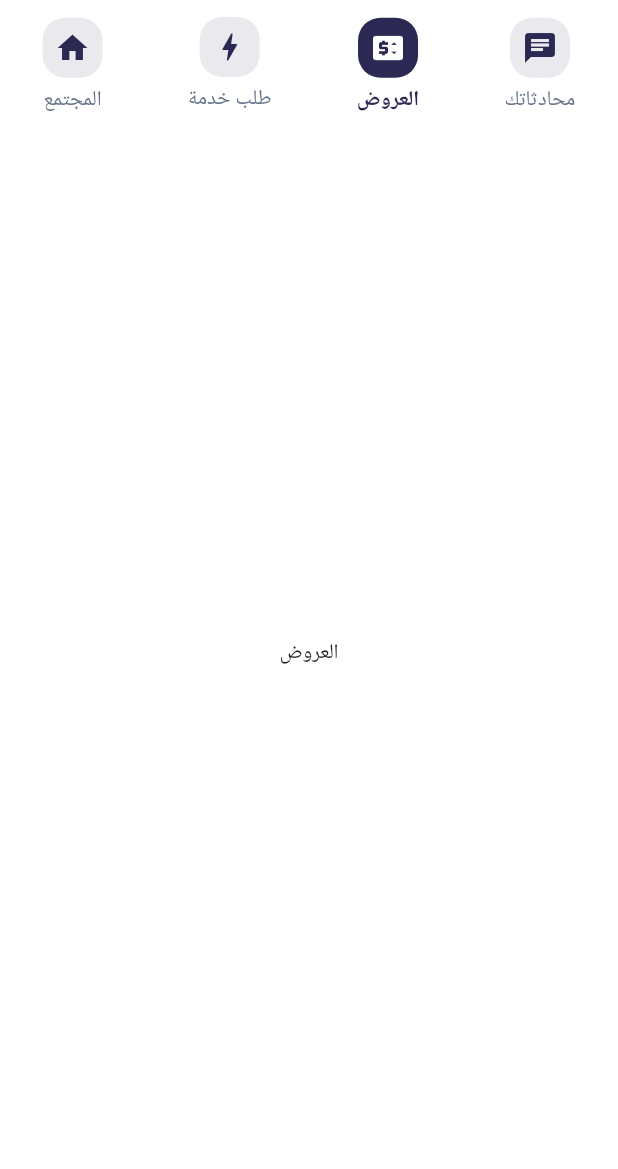
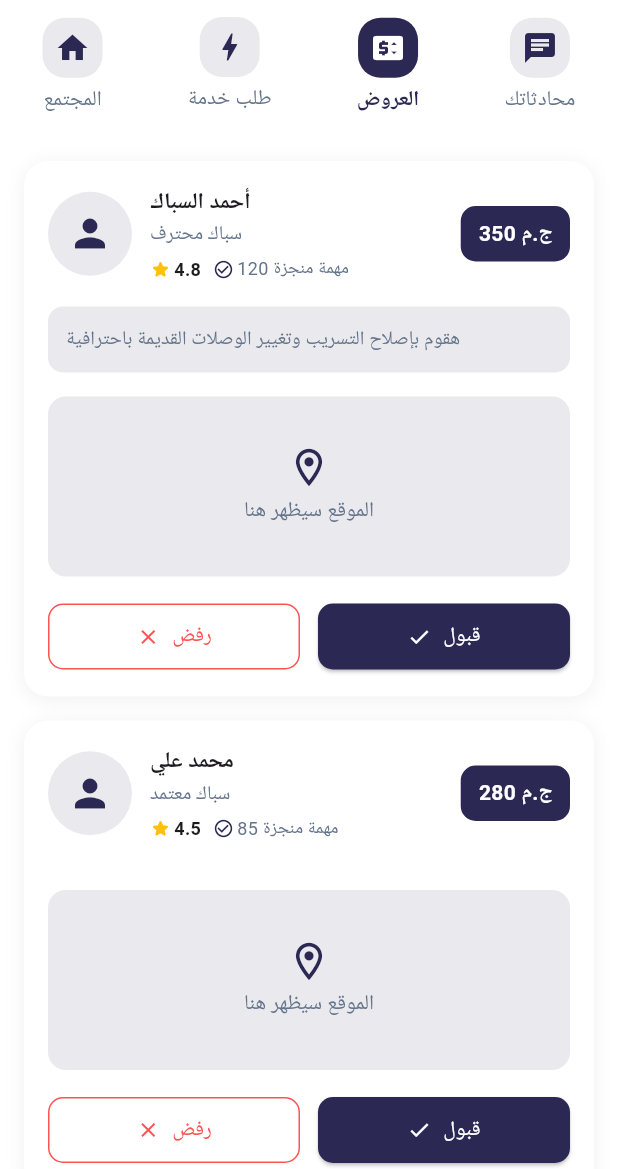
Before and after one commit to ahmedshabana379/herafy, a Flutter app: the HomePage screen opened by its route, swiped to page 3, on a phone screen of 412 x 824 dp, the part 67-1236 px from its top. Run offline on Flutter 3.47's test engine with Material 3 defaults, Android fonts, the light colour scheme and no system bars; our stand-ins replace dio, flutter_bloc, flutter_secure_storage, image_picker, shared_preferences; accounts and stored records are empty; network calls fail.

Commit message:
feat(home): add offers page with offer cards
- add OffersPage with mock data and empty state
- add OfferCard component with provider info and price
- add accept/reject buttons with confirmation dialog
- add optional description section on card
- add rating and completed jobs info
- add location placeholder for future map integration
- refactor OfferCard to separate component

```diff
--- a/lib/features/auth/screens/waiting_approve_page.dart
+++ b/lib/features/auth/screens/waiting_approve_page.dart
@@ -2,6 +2,7 @@ import 'package:flutter/material.dart';
 import 'package:herafy/core/components/info_card_for_waiting_page.dart';
 import 'package:herafy/core/components/stepper.dart';
 import 'package:herafy/core/resourses/app_colors.dart';
+import 'package:herafy/features/auth/screens/login.dart';
 
 class WaitingApprovePage extends StatelessWidget {
   static const String routeName = 'WaitingApprove';
@@ -21,7 +22,7 @@ class WaitingApprovePage extends StatelessWidget {
         elevation: 0,
         scrolledUnderElevation: 0,
         centerTitle: true,
-
+        leading: BackButton(onPressed: ()=>Navigator.pushNamed(context, LoginPage.routeName),),
         title: const Text(
           "حالة الطلب",
           style: TextStyle(
--- a/lib/features/home/screens/PagesView/community_page1.dart
+++ b/lib/features/home/screens/PagesView/community_page1.dart
@@ -3,7 +3,7 @@ import 'package:herafy/features/home/widgets/post_card.dart';
 
 class CommunityPage extends StatelessWidget {
   const CommunityPage({super.key, this.scrollController});
-final ScrollController? scrollController;
+  final ScrollController? scrollController;
   static const List<Map<String, dynamic>> _mockPosts = [
     {
       "isServiceOffer": false,
--- /dev/null
+++ b/lib/features/home/screens/PagesView/offers_page.dart
@@ -0,0 +1,74 @@
+import 'package:flutter/material.dart';
+import 'package:herafy/core/resourses/app_colors.dart';
+import 'package:herafy/features/home/widgets/offer_card.dart';
+
+class OffersPage extends StatelessWidget {
+  const OffersPage({super.key, this.scrollController});
+  final ScrollController? scrollController;
+
+  // mock data مؤقتة
+  static const List<Map<String, dynamic>> _mockOffers = [
+    {
+      "name": "أحمد السباك",
+      "job": "سباك محترف",
+      "price": 350,
+      "description": "هقوم بإصلاح التسريب وتغيير الوصلات القديمة باحترافية",
+      "rating": 4.8,
+      "completedJobs": 120,
+    },
+    {
+      "name": "محمد علي",
+      "job": "سباك معتمد",
+      "price": 280,
+      "description": null,
+      "rating": 4.5,
+      "completedJobs": 85,
+    },
+    {
+      "name": "كريم حسن",
+      "job": "فني صرف صحي",
+      "price": 400,
+      "description": "خبرة 10 سنين في الصرف والمواسير مع ضمان على الشغل",
+      "rating": 4.9,
+      "completedJobs": 200,
+    },
+    {
+      "name": "طارق محمود",
+      "job": "سباك",
+      "price": 200,
+      "description": null,
+      "rating": 4.2,
+      "completedJobs": 45,
+    },
+  ];
+
+  @override
+  Widget build(BuildContext context) {
+    return _mockOffers.isEmpty
+        ? Center(
+            child: Column(
+              mainAxisAlignment: MainAxisAlignment.center,
+              children: [
+                Icon(
+                  Icons.inbox_outlined,
+                  size: 60,
+                  color: Colors.grey.shade300,
+                ),
+                const SizedBox(height: 12),
+                Text(
+                  "مفيش عروض لحد دلوقتي",
+                  style: TextStyle(color: Colors.grey.shade400, fontSize: 16),
+                ),
+              ],
+            ),
+          )
+        : ListView.builder(
+            controller: scrollController,
+            padding: const EdgeInsets.all(16),
+            itemCount: _mockOffers.length,
+            itemBuilder: (context, index) {
+              return OfferCard(offer: _mockOffers[index]);
+            },
+          );
+  }
+}
--- a/lib/features/home/screens/PagesView/quick_request_page.dart
+++ b/lib/features/home/screens/PagesView/quick_request_page.dart
@@ -3,7 +3,8 @@ import 'package:flutter/services.dart';
 import 'package:herafy/core/resourses/app_colors.dart';
 
 class QuickRequestPage extends StatefulWidget {
-  const QuickRequestPage({super.key});
+  const QuickRequestPage({super.key, this.scrollController});
+  final ScrollController? scrollController;
 
   @override
   State<QuickRequestPage> createState() => _QuickRequestPageState();
@@ -61,6 +62,7 @@ class _QuickRequestPageState extends State<QuickRequestPage> {
   @override
   Widget build(BuildContext context) {
     return SingleChildScrollView(
+      controller: widget.scrollController,
       padding: const EdgeInsets.all(16),
       child: Column(
         crossAxisAlignment: CrossAxisAlignment.start,
@@ -126,7 +128,9 @@ class _QuickRequestPageState extends State<QuickRequestPage> {
                           vertical: 12,
                         ),
                         decoration: BoxDecoration(
-                          color: isSelected ? color : color.withValues(alpha: 0.15),
+                          color: isSelected
+                              ? color
+                              : color.withValues(alpha: 0.15),
                           borderRadius: BorderRadius.circular(12),
                           border: Border.all(
                             color: isSelected ? color : Colors.transparent,
@@ -228,8 +232,9 @@ class _QuickRequestPageState extends State<QuickRequestPage> {
               onPressed: selectedService == null ? null : () {},
               style: ElevatedButton.styleFrom(
                 backgroundColor: Color(AppColors.primaryColor),
-                disabledBackgroundColor:
-                    Color(AppColors.primaryColor).withValues(alpha: 0.4),
+                disabledBackgroundColor: Color(
+                  AppColors.primaryColor,
+                ).withValues(alpha: 0.4),
                 padding: const EdgeInsets.symmetric(vertical: 14),
                 shape: RoundedRectangleBorder(
                   borderRadius: BorderRadius.circular(12),
--- a/lib/features/home/screens/home_main.dart
+++ b/lib/features/home/screens/home_main.dart
@@ -1,6 +1,7 @@
 import 'package:flutter/material.dart';
 import 'package:herafy/core/resourses/app_colors.dart';
 import 'package:herafy/features/home/screens/PagesView/community_page1.dart';
+import 'package:herafy/features/home/screens/PagesView/offers_page.dart';
 import 'package:herafy/features/home/screens/PagesView/quick_request_page.dart';
 import 'package:herafy/features/home/widgets/bar_of_tapbar_buttons.dart';
 import 'package:herafy/features/home/widgets/post_type_sheet.dart';
@@ -124,7 +125,7 @@ class _HomePageState extends State<HomePage> {
               children: [
                 CommunityPage(scrollController: _scrollController),
                 QuickRequestPage(),
-                Center(child: Text("العروض")),
+                OffersPage(),
                 Center(child: Text("المحادثات")),
               ],
             ),
--- /dev/null
+++ b/lib/features/home/widgets/offer_card.dart
@@ -0,0 +1,285 @@
+import 'package:flutter/material.dart';
+import 'package:herafy/core/resourses/app_colors.dart';
+
+class OfferCard extends StatelessWidget {
+  const OfferCard({super.key, required this.offer});
+  final Map<String, dynamic> offer;
+
+  @override
+  Widget build(BuildContext context) {
+    return Container(
+      margin: const EdgeInsets.only(bottom: 16),
+      decoration: BoxDecoration(
+        color: Colors.white,
+        borderRadius: BorderRadius.circular(16),
+        boxShadow: [
+          BoxShadow(
+            color: Colors.black.withValues(alpha: 0.06),
+            blurRadius: 10,
+            offset: const Offset(0, 2),
+          ),
+        ],
+      ),
+      child: Column(
+        children: [
+          // هيدر الكارد
+          Padding(
+            padding: const EdgeInsets.all(16),
+            child: Row(
+              children: [
+                // صورة مقدم الخدمة
+                CircleAvatar(
+                  radius: 28,
+                  backgroundColor: Color(AppColors.cardsColor),
+                  child: Icon(
+                    Icons.person,
+                    size: 30,
+                    color: Color(AppColors.primaryColor),
+                  ),
+                ),
+                const SizedBox(width: 12),
+
+                // الاسم والمهنة
+                Expanded(
+                  child: Column(
+                    crossAxisAlignment: CrossAxisAlignment.start,
+                    children: [
+                      Text(
+                        offer["name"],
+                        style: const TextStyle(
+                          fontWeight: FontWeight.bold,
+                          fontSize: 15,
+                        ),
+                      ),
+                      const SizedBox(height: 2),
+                      Text(
+                        offer["job"],
+                        style: TextStyle(
+                          fontSize: 13,
+                          color: Color(AppColors.secondaryColor),
+                        ),
+                      ),
+                      const SizedBox(height: 4),
+                      // الريتينج والشغل المنجز
+                      Row(
+                        children: [
+                          Icon(
+                            Icons.star_rounded,
+                            size: 14,
+                            color: Colors.amber,
+                          ),
+                          const SizedBox(width: 2),
+                          Text(
+                            "${offer["rating"]}",
+                            style: const TextStyle(
+                              fontSize: 12,
+                              fontWeight: FontWeight.bold,
+                            ),
+                          ),
+                          const SizedBox(width: 8),
+                          Icon(
+                            Icons.check_circle_outline,
+                            size: 14,
+                            color: Color(AppColors.primaryColor),
+                          ),
+                          const SizedBox(width: 2),
+                          Text(
+                            "${offer["completedJobs"]} مهمة منجزة",
+                            style: TextStyle(
+                              fontSize: 12,
+                              color: Color(AppColors.secondaryColor),
+                            ),
+                          ),
+                        ],
+                      ),
+                    ],
+                  ),
+                ),
+
+                // السعر
+                Container(
+                  padding: const EdgeInsets.symmetric(
+                    horizontal: 12,
+                    vertical: 8,
+                  ),
+                  decoration: BoxDecoration(
+                    color: Color(AppColors.primaryColor),
+                    borderRadius: BorderRadius.circular(10),
+                  ),
+                  child: Text(
+                    "${offer["price"]} ج.م",
+                    style: const TextStyle(
+                      color: Colors.white,
+                      fontWeight: FontWeight.bold,
+                      fontSize: 14,
+                    ),
+                  ),
+                ),
+              ],
+            ),
+          ),
+
+          // الديسكريبشن لو موجود
+          if (offer["description"] != null)
+            Padding(
+              padding: const EdgeInsets.fromLTRB(16, 0, 16, 0),
+              child: Container(
+                width: double.infinity,
+                padding: const EdgeInsets.all(12),
+                decoration: BoxDecoration(
+                  color: Color(AppColors.cardsColor),
+                  borderRadius: BorderRadius.circular(10),
+                ),
+                child: Text(
+                  offer["description"],
+                  style: TextStyle(
+                    fontSize: 13,
+                    color: Color(AppColors.secondaryColor),
+                    height: 1.5,
+                  ),
+                ),
+              ),
+            ),
+          Container(
+            margin: const EdgeInsets.all(16),
+
+            height: 120,
+            decoration: BoxDecoration(
+              color: Color(AppColors.cardsColor),
+              borderRadius: BorderRadius.circular(12),
+            ),
+            child: Center(
+              child: Column(
+                mainAxisAlignment: MainAxisAlignment.center,
+                children: [
+                  Icon(
+                    Icons.location_on_outlined,
+                    color: Color(AppColors.primaryColor),
+                    size: 30,
+                  ),
+                  const SizedBox(height: 4),
+                  Text(
+                    "الموقع سيظهر هنا",
+                    style: TextStyle(color: Color(AppColors.secondaryColor)),
+                  ),
+                ],
+              ),
+            ),
+          ),
+          // الأزرار
+          Padding(
+            padding: const EdgeInsets.fromLTRB(16, 0, 16, 16),
+            child: Row(
+              children: [
+                // رفض
+                Expanded(
+                  child: OutlinedButton.icon(
+                    onPressed: () => _showConfirmDialog(
+                      context,
+                      isAccept: false,
+                      name: offer["name"],
+                    ),
+                    icon: const Icon(Icons.close, size: 16),
+                    label: const Text("رفض"),
+                    style: OutlinedButton.styleFrom(
+                      foregroundColor: Colors.redAccent,
+                      side: const BorderSide(color: Colors.redAccent),
+                      shape: RoundedRectangleBorder(
+                        borderRadius: BorderRadius.circular(10),
+                      ),
+                      padding: const EdgeInsets.symmetric(vertical: 12),
+                    ),
+                  ),
+                ),
+                const SizedBox(width: 12),
+
+                // قبول
+                Expanded(
+                  child: ElevatedButton.icon(
+                    onPressed: () => _showConfirmDialog(
+                      context,
+                      isAccept: true,
+                      name: offer["name"],
+                    ),
+                    icon: const Icon(Icons.check, size: 16),
+                    label: const Text("قبول"),
+                    style: ElevatedButton.styleFrom(
+                      backgroundColor: Color(AppColors.primaryColor),
+                      foregroundColor: Colors.white,
+                      shape: RoundedRectangleBorder(
+                        borderRadius: BorderRadius.circular(10),
+                      ),
+                      padding: const EdgeInsets.symmetric(vertical: 12),
+                    ),
+                  ),
+                ),
+              ],
+            ),
+          ),
+        ],
+      ),
+    );
+  }
+
+  void _showConfirmDialog(
+    BuildContext context, {
+    required bool isAccept,
+    required String name,
+  }) {
+    showDialog(
+      context: context,
+      builder: (context) => AlertDialog(
+        shape: RoundedRectangleBorder(borderRadius: BorderRadius.circular(16)),
+        title: Row(
+          children: [
+            Icon(
+              isAccept ? Icons.check_circle_outline : Icons.cancel_outlined,
+              color: isAccept
+                  ? Color(AppColors.primaryColor)
+                  : Colors.redAccent,
+            ),
+            const SizedBox(width: 8),
+            Text(
+              isAccept ? "قبول العرض" : "رفض العرض",
+              style: TextStyle(
+                color: isAccept
+                    ? Color(AppColors.primaryColor)
+                    : Colors.redAccent,
+                fontWeight: FontWeight.bold,
+              ),
+            ),
+          ],
+        ),
+        content: Text(
+          isAccept
+              ? "هل أنت متأكد من قبول عرض $name؟"
+              : "هل أنت متأكد من رفض عرض $name؟",
+        ),
+        actions: [
+          TextButton(
+            onPressed: () => Navigator.pop(context),
+            child: Text(
+              "إلغاء",
+              style: TextStyle(color: Color(AppColors.secondaryColor)),
+            ),
+          ),
+          ElevatedButton(
+            onPressed: () {
+              Navigator.pop(context);
+              // هنا هتكالل الـ API بعدين
+            },
+            style: ElevatedButton.styleFrom(
+              backgroundColor: isAccept
+                  ? Color(AppColors.primaryColor)
+                  : Colors.redAccent,
+              shape: RoundedRectangleBorder(
+                borderRadius: BorderRadius.circular(8),
+              ),
+            ),
+            child: Text("تأكيد", style: const TextStyle(color: Colors.white)),
+          ),
+        ],
+      ),
+    );
+  }
+}
--- a/lib/main.dart
+++ b/lib/main.dart
@@ -35,7 +35,7 @@ class HerafyApp extends StatelessWidget {
         HomePage.routeName: (context) => const HomePage(),
       },
       debugShowCheckedModeBanner: false,
-      initialRoute:  ProviderRegisterPage.routeName,
+      initialRoute: LoginPage.routeName,
     );
   }
 }
```
Also changed, not shown: 1 other file.
